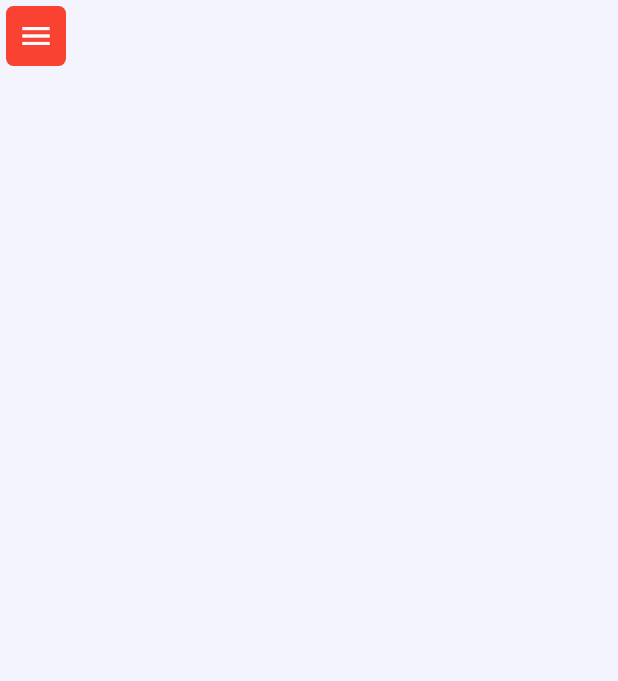
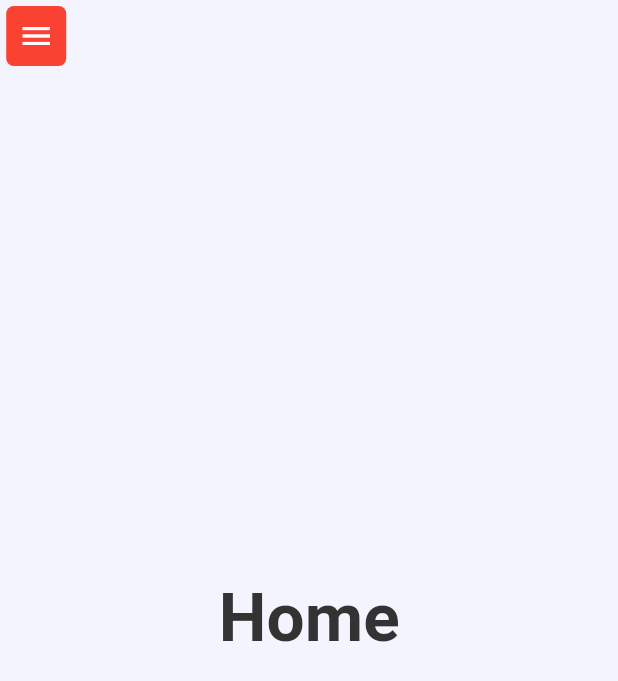
Before and after one commit to dev-ravan/my-folio, a Flutter app: the first screen one second after launch, on a phone screen of 412 x 824 dp. Shown: the top 681 px of the screen. Run offline on Flutter 3.47's test engine with Material 3 defaults, Android fonts, the phone set to English and light mode, and no system bars; our stand-ins replace equatable, flutter_bloc, flutter_svg, go_router, google_fonts.

Commit message:
first commit

```diff
--- a/lib/App/app.dart
+++ b/lib/App/app.dart
@@ -1,8 +1,4 @@
-import 'package:flutter/material.dart';
-import 'package:flutter_bloc/flutter_bloc.dart';
-import 'package:my_folio/Core/theme/theme_mode.dart';
-import 'package:my_folio/Features/Nav%20Bar/Presentation/Pages/nav_bar.dart';
-import 'package:my_folio/Features/Nav%20Bar/Presentation/bloc/menu_bloc.dart';
+import 'package:my_folio/Utils/exports.dart';
 
 class MainApp extends StatelessWidget {
   const MainApp({super.key});
@@ -15,11 +11,12 @@ class MainApp extends StatelessWidget {
           create: (context) => MenuBloc(),
         )
       ],
-      child: MaterialApp(
-          debugShowCheckedModeBanner: false,
-          theme: lightMode,
-          // darkTheme: darkMode,
-          home: const NavBar()),
+      child: MaterialApp.router(
+        debugShowCheckedModeBanner: false,
+        theme: lightMode,
+        // darkTheme: darkMode,
+        routerConfig: goRouter,
+      ),
     );
   }
 }
--- /dev/null
+++ b/lib/Core/Routers/route_names.dart
@@ -0,0 +1,8 @@
+class MyRouteNames {
+  static const String splash = "splash";
+  static const String home = "home";
+  static const String about = "about";
+  static const String services = "services";
+  static const String projects = "projects";
+  static const String contact = "contact";
+}
--- /dev/null
+++ b/lib/Core/Routers/routes.dart
@@ -0,0 +1,80 @@
+import 'package:go_router/go_router.dart';
+import 'package:my_folio/Core/Routers/route_names.dart';
+import 'package:my_folio/Features/About/Presentation/pages/about.dart';
+import 'package:my_folio/Features/Contact/presentation/pages/contact.dart';
+import 'package:my_folio/Features/Home/Presentation/pages/home.dart';
+import 'package:my_folio/Features/Nav%20Bar/Presentation/Pages/nav_bar.dart';
+import 'package:my_folio/Features/Projects/presentation/pages/projects.dart';
+import 'package:my_folio/Features/Services/presentation/pages/services.dart';
+import 'package:my_folio/Features/splash/splash.dart';
+import 'package:my_folio/Utils/transition.dart';
+
+final goRouter = GoRouter(initialLocation: "/", routes: [
+  // 🥇 Initial Route
+  GoRoute(
+    path: "/",
+    name: MyRouteNames.splash,
+    pageBuilder: (context, state) => buildPageWithDefaultTransition(
+      context: context,
+      state: state,
+      child: const SplashPage(),
+    ),
+  ),
+
+  ShellRoute(builder: (context, state, child) => NavBar(child: child), routes: [
+    // 🏠 Home Route
+    GoRoute(
+      path: "/${MyRouteNames.home}",
+      name: MyRouteNames.home,
+      pageBuilder: (context, state) => buildPageWithDefaultTransition(
+        context: context,
+        state: state,
+        child: const HomePage(),
+      ),
+    ),
+
+    // 😉 About Route
+    GoRoute(
+      path: "/${MyRouteNames.about}",
+      name: MyRouteNames.about,
+      pageBuilder: (context, state) => buildPageWithDefaultTransition(
+        context: context,
+        state: state,
+        child: const AboutPage(),
+      ),
+    ),
+
+    // 📃 Services Route
+    GoRoute(
+      path: "/${MyRouteNames.services}",
+      name: MyRouteNames.services,
+      pageBuilder: (context, state) => buildPageWithDefaultTransition(
+        context: context,
+        state: state,
+        child: const ServicesPage(),
+      ),
+    ),
+
+    // 💼 Projects Route
+    GoRoute(
+      path: "/${MyRouteNames.projects}",
+      name: MyRouteNames.projects,
+      pageBuilder: (context, state) => buildPageWithDefaultTransition(
+        context: context,
+        state: state,
+        child: const ProjectsPage(),
+      ),
+    ),
+
+    // 📞 Contact Route
+    GoRoute(
+      path: "/${MyRouteNames.contact}",
+      name: MyRouteNames.contact,
+      pageBuilder: (context, state) => buildPageWithDefaultTransition(
+        context: context,
+        state: state,
+        child: const ContactPage(),
+      ),
+    ),
+  ])
+]);
--- /dev/null
+++ b/lib/Features/Home/Presentation/pages/home.dart
@@ -0,0 +1,16 @@
+import 'package:my_folio/Utils/exports.dart';
+
+class HomePage extends StatelessWidget {
+  const HomePage({super.key});
+
+  @override
+  Widget build(BuildContext context) {
+    return Scaffold(
+      body: Center(
+          child: Text(
+        "Home",
+        style: Theme.of(context).textTheme.displayMedium,
+      )),
+    );
+  }
+}
--- a/lib/Features/Nav Bar/Data/menu_details.dart
+++ b/lib/Features/Nav Bar/Data/menu_details.dart
@@ -1,13 +1,26 @@
 import 'package:my_folio/Constants/icons.dart';
+import 'package:my_folio/Core/Routers/route_names.dart';
 import 'package:my_folio/Features/Nav%20Bar/Data/Models/menu_model.dart';
 
 class MenuDetails {
   static String headerTitle = "vel-";
   static List<MenuModel> menuItems = [
-    MenuModel(title: "Home", icon: MyIcons.home, route: ""),
-    MenuModel(title: "About", icon: MyIcons.about, route: ""),
-    MenuModel(title: "Services", icon: MyIcons.services, route: ""),
-    MenuModel(title: "Projects", icon: MyIcons.projects, route: ""),
-    MenuModel(title: "Contact", icon: MyIcons.contact, route: ""),
+    MenuModel(title: "Home", icon: MyIcons.home, route: MyRouteNames.home),
+    MenuModel(title: "About", icon: MyIcons.about, route: MyRouteNames.about),
+    MenuModel(
+      title: "Services",
+      icon: MyIcons.services,
+      route: MyRouteNames.services,
+    ),
+    MenuModel(
+      title: "Projects",
+      icon: MyIcons.projects,
+      route: MyRouteNames.projects,
+    ),
+    MenuModel(
+      title: "Contact",
+      icon: MyIcons.contact,
+      route: MyRouteNames.contact,
+    ),
   ];
 }
--- a/lib/Features/Nav Bar/Presentation/Components/side_menu_items.dart
+++ b/lib/Features/Nav Bar/Presentation/Components/side_menu_items.dart
@@ -1,7 +1,4 @@
-import 'package:flutter_bloc/flutter_bloc.dart';
-import 'package:my_folio/Features/Nav%20Bar/Data/Models/menu_model.dart';
 import 'package:my_folio/Features/Nav%20Bar/Presentation/Components/menu_item.dart';
-import 'package:my_folio/Features/Nav%20Bar/Presentation/bloc/menu_bloc.dart';
 import 'package:my_folio/Utils/exports.dart';
 
 class SideMenuItems extends StatelessWidget {
@@ -9,6 +6,7 @@ class SideMenuItems extends StatelessWidget {
 
   @override
   Widget build(BuildContext context) {
+    final bool isMobile = Responsive.isMobile(context);
     return BlocBuilder<MenuBloc, MenuState>(
       builder: (context, state) {
         List<MenuModel> menuItems = [];
@@ -33,6 +31,8 @@ class SideMenuItems extends StatelessWidget {
                     context
                         .read<MenuBloc>()
                         .add(MenuIndexChangeEvent(selectedIndex));
+                    goRouter.goNamed(menuItems[index].route);
+                    if (isMobile) goRouter.pop();
                   },
                   isSelected: isSelected,
                   menuItem: menuItems[index],
--- a/lib/Features/Nav Bar/Presentation/Pages/nav_bar.dart
+++ b/lib/Features/Nav Bar/Presentation/Pages/nav_bar.dart
@@ -2,7 +2,8 @@ import 'package:my_folio/Features/Nav%20Bar/Presentation/Components/floating_men
 import 'package:my_folio/Utils/exports.dart';
 
 class NavBar extends StatelessWidget {
-  const NavBar({super.key});
+  final Widget child;
+  const NavBar({super.key, required this.child});
 
   @override
   Widget build(BuildContext context) {
@@ -16,7 +17,7 @@ class NavBar extends StatelessWidget {
         children: [
           if (!isMobile) const SideMenuWidget(),
           Expanded(
-            child: Container(),
+            child: child,
           ),
         ],
       ),
--- /dev/null
+++ b/lib/Features/splash/splash.dart
@@ -0,0 +1,35 @@
+import 'package:my_folio/Core/Routers/route_names.dart';
+
+import '../../Utils/exports.dart';
+
+class SplashPage extends StatefulWidget {
+  const SplashPage({super.key});
+
+  @override
+  State<SplashPage> createState() => _SplashPageState();
+}
+
+class _SplashPageState extends State<SplashPage> {
+  @override
+  void initState() {
+    Future.delayed(const Duration(milliseconds: 500), () {
+      return goRouter.goNamed(MyRouteNames.home);
+    });
+    super.initState();
+  }
+
+  @override
+  Widget build(BuildContext context) {
+    return Scaffold(
+      body: Center(
+        child: Text(
+          "My Folio",
+          style: Theme.of(context)
+              .textTheme
+              .displaySmall!
+              .copyWith(color: Theme.of(context).colorScheme.primary),
+        ),
+      ),
+    );
+  }
+}
--- a/lib/Utils/exports.dart
+++ b/lib/Utils/exports.dart
@@ -10,3 +10,7 @@ export 'package:flutter_svg/flutter_svg.dart';
 export 'package:my_folio/Constants/icons.dart';
 export 'package:my_folio/Features/Nav%20Bar/Data/Models/menu_model.dart';
 export 'package:my_folio/Utils/responsive.dart';
+export 'package:flutter_bloc/flutter_bloc.dart';
+export 'package:my_folio/Core/Routers/routes.dart';
+export 'package:my_folio/Core/theme/theme_mode.dart';
+export 'package:my_folio/Features/Nav%20Bar/Presentation/bloc/menu_bloc.dart';
```
Also changed, not shown: lib/Features/About/Presentation/pages/about.dart (added, +16 -0 lines), lib/Features/Contact/presentation/pages/contact.dart (added, +16 -0 lines), lib/Features/Projects/presentation/pages/projects.dart (added, +16 -0 lines), lib/Features/Services/presentation/pages/services.dart (added, +16 -0 lines).
